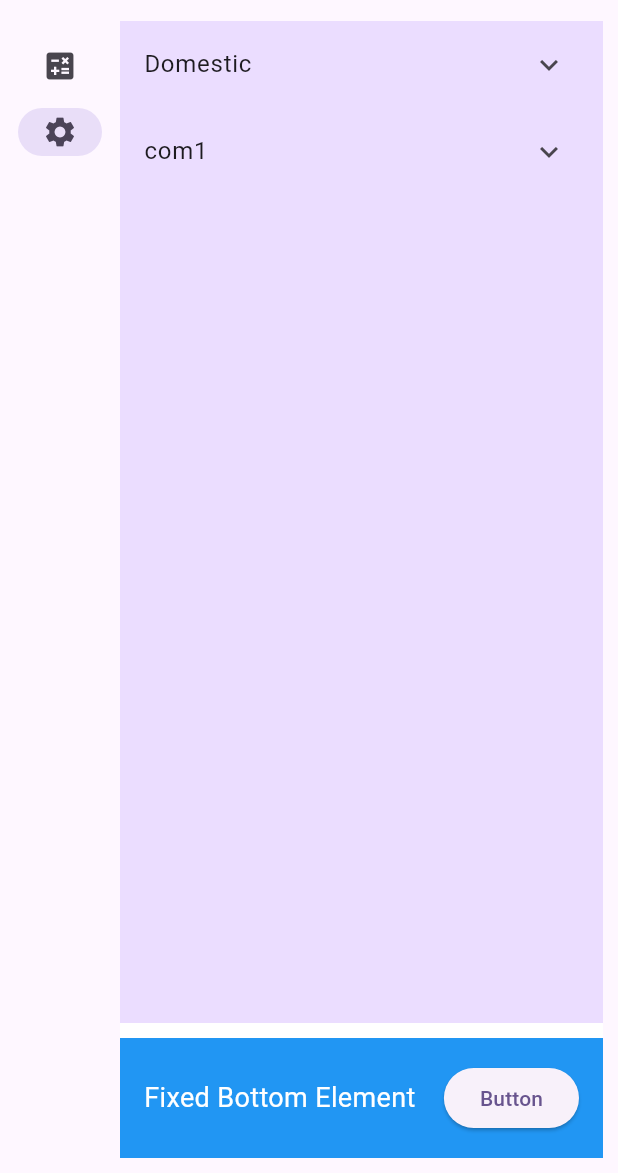
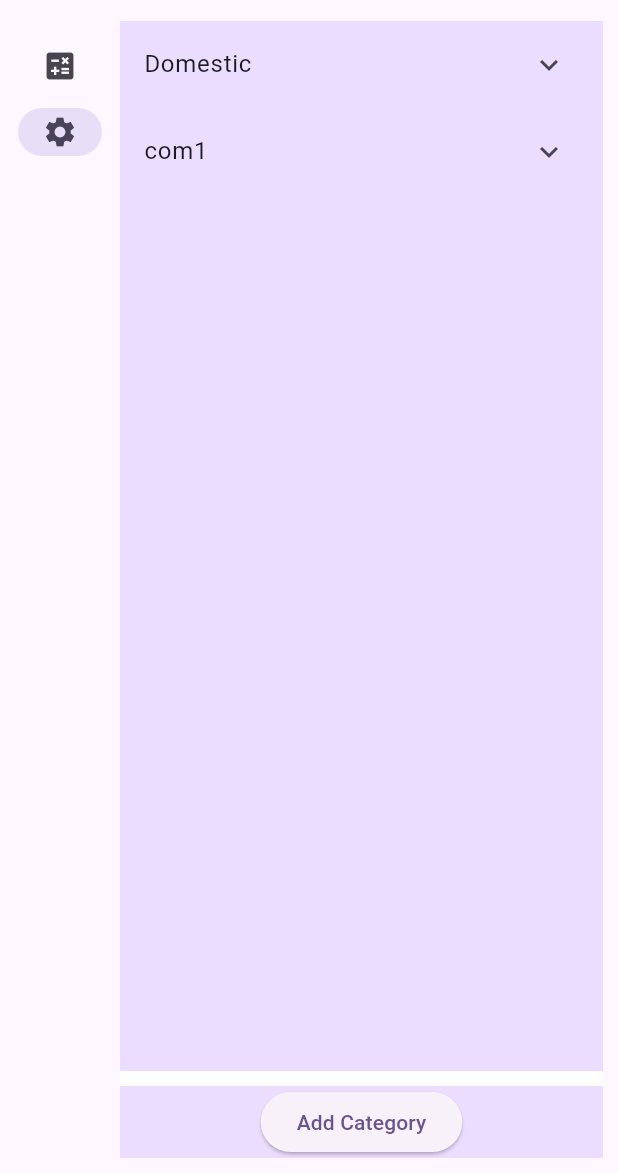
Before and after one commit to zaibugemi/bill_cal, a Flutter app: the screen it shows after launch, after a tap on "Settings", on a phone screen of 412 x 824 dp, the part 63-1236 px from its top. Run offline on Flutter 3.47's test engine with Material 2 defaults, Android fonts, the phone set to English and light mode, and no system bars.

Commit message:
feat: take to new screen on button click

```diff
--- a/lib/main.dart
+++ b/lib/main.dart
@@ -273,31 +273,31 @@ class SettingsPage extends StatelessWidget {
           height: 10,
           color: Colors.white,
         ),
-        // Fixed element at the bottom
-        Container(
-          color: Colors.blue, // Background color for the fixed element
-          padding: const EdgeInsets.all(16.0), // Adjust padding as needed
-          child: Row(
-            children: <Widget>[
-              const Text(
-                'Fixed Bottom Element',
-                style: TextStyle(
-                  color: Colors.white,
-                  fontSize: 18.0,
-                ),
-              ),
-              const Spacer(), // Add space to push content to the right
-              ElevatedButton(
-                onPressed: () {
-                  // Handle button press
-                },
-                child: const Text('Button'),
-              ),
-            ],
-          ),
-        ),
+        ElevatedButton(
+            onPressed: () {
+              // Handle button press
+              Navigator.push(
+                  context,
+                  MaterialPageRoute(
+                      builder: (context) => const CategoryScreen()));
+            },
+            child: const Text('Add Category'))
       ],
     );
+  }
+}
+
+class CategoryScreen extends StatelessWidget {
+  const CategoryScreen({super.key});
+
+  @override
+  Widget build(BuildContext context) {
+    return Scaffold(
+        appBar: AppBar(
+          title: const Text('Add Category'),
+        ),
+        body: const Padding(
+            padding: EdgeInsets.all(16), child: Text('Add Category')));
   }
 }
 
```
